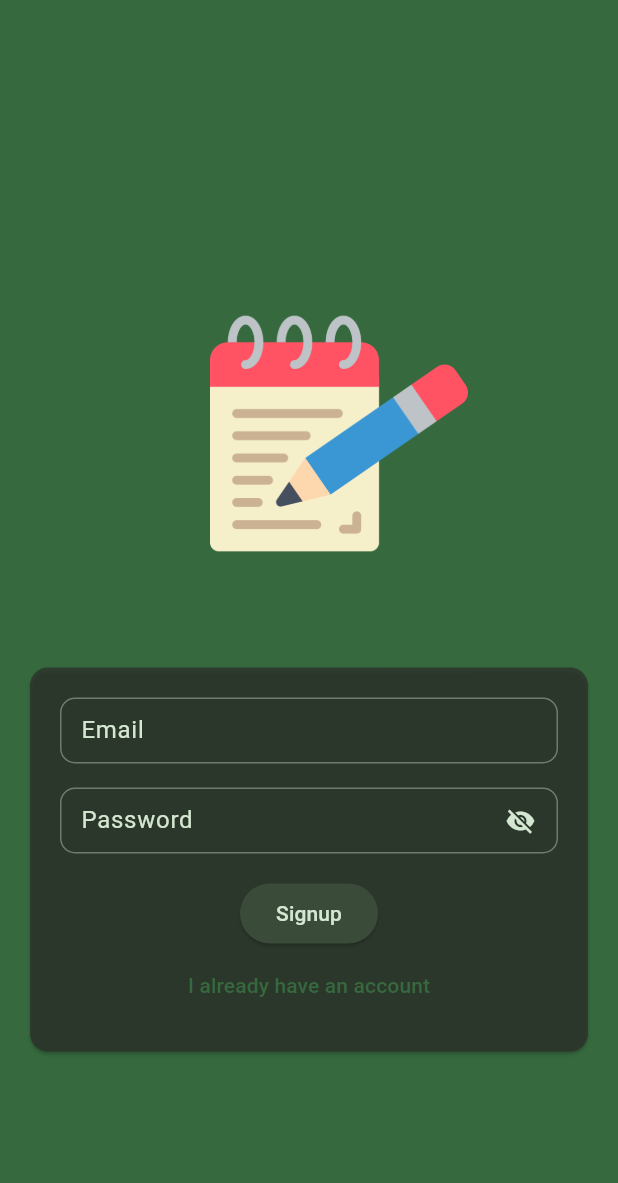
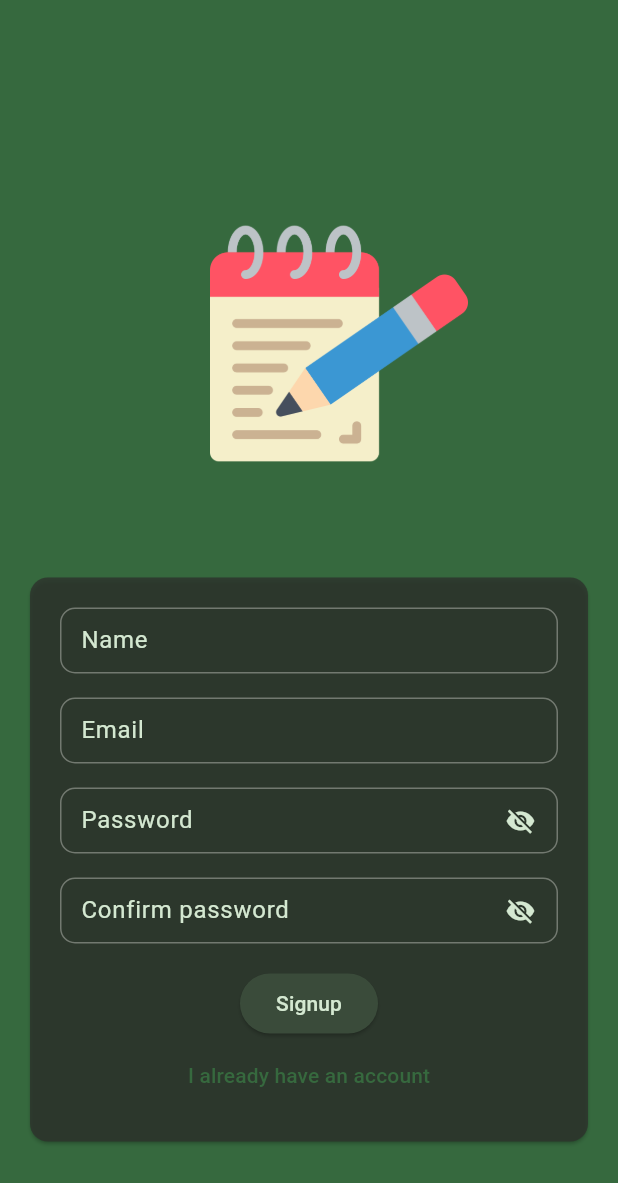
Before and after one commit to nikhiljose1993/notes, a Flutter app: the screen it shows after launch, after a tap on "Login", after a tap on "Create an account", on a phone screen of 412 x 824 dp. Shown: the top 1183 px of the screen. Run offline on Flutter 3.47's test engine with Material 3 defaults, Android fonts, the phone set to English and light mode, and no system bars; our stand-ins replace cloud_firestore, firebase_auth, firebase_core; accounts and stored records are empty.

```diff
--- a/lib/screens/auth.dart
+++ b/lib/screens/auth.dart
@@ -16,9 +16,10 @@ class AuthScreen extends StatefulWidget {
 
 class _AuthScreenState extends State<AuthScreen> {
   final _form = GlobalKey<FormState>();
+  final _passwordController = TextEditingController();
 
   bool _isLogin = true, _isPasswordHidden = true, _isAuthenticating = false;
-  String _enteredEmail = '', _enteredPassword = '';
+  String _enteredName = '', _enteredEmail = '', _enteredPassword = '';
 
   void _submit() async {
     final isValid = _form.currentState!.validate();
@@ -35,11 +36,13 @@ class _AuthScreenState extends State<AuthScreen> {
         _isAuthenticating = true;
       });
       if (_isLogin) {
-        await _firebase.signInWithEmailAndPassword(
+        _firebase.signInWithEmailAndPassword(
             email: _enteredEmail, password: _enteredPassword);
       } else {
         await _firebase.createUserWithEmailAndPassword(
             email: _enteredEmail, password: _enteredPassword);
+        print(_enteredName);
+        _firebase.currentUser!.updateDisplayName(_enteredName);
       }
     } on FirebaseAuthException catch (err) {
       setState(() {
@@ -90,6 +93,34 @@ class _AuthScreenState extends State<AuthScreen> {
                     key: _form,
                     child: Column(
                       children: [
+                        // Name input
+                        if (!_isLogin)
+                          TextFormField(
+                            decoration: InputDecoration(
+                              contentPadding: const EdgeInsets.symmetric(
+                                  vertical: 10, horizontal: 10),
+                              labelText: 'Name',
+                              labelStyle: TextStyle(
+                                  color: theme.colorScheme.secondaryContainer),
+                              border: inputBorder,
+                              isDense: true,
+                            ),
+                            style:
+                                TextStyle(color: theme.colorScheme.background),
+                            keyboardType: TextInputType.name,
+                            textCapitalization: TextCapitalization.words,
+                            autocorrect: false,
+                            validator: (value) {
+                              return !_isLogin &&
+                                      (value == null || value.trim().length < 2)
+                                  ? 'Name should be more than two letters'
+                                  : null;
+                            },
+                            onSaved: (newValue) {
+                              _enteredName = newValue!;
+                            },
+                          ),
+                        if (!_isLogin) const SizedBox(height: 16),
                         // Email Input
                         TextFormField(
                           decoration: InputDecoration(
@@ -124,6 +155,7 @@ class _AuthScreenState extends State<AuthScreen> {
 
                         // Password Input
                         TextFormField(
+                          controller: _passwordController,
                           decoration: InputDecoration(
                             contentPadding: const EdgeInsets.symmetric(
                                 vertical: 10, horizontal: 10),
@@ -168,6 +200,48 @@ class _AuthScreenState extends State<AuthScreen> {
                           },
                         ),
                         const SizedBox(height: 16),
+                        // Confirm password
+                        if (!_isLogin)
+                          TextFormField(
+                            decoration: InputDecoration(
+                              contentPadding: const EdgeInsets.symmetric(
+                                  vertical: 10, horizontal: 10),
+                              labelText: 'Confirm password',
+                              labelStyle: TextStyle(
+                                  color: theme.colorScheme.secondaryContainer),
+                              border: inputBorder,
+                              isDense: true,
+                              suffixIcon: IconButton(
+                                icon: Icon(_isPasswordHidden
+                                    ? Icons.visibility_off
+                                    : Icons.visibility),
+                                onPressed: () {
+                                  setState(() {
+                                    _isPasswordHidden = !_isPasswordHidden;
+                                  });
+                                },
+                                iconSize: 20,
+                                padding: const EdgeInsets.only(right: 10),
+                                color: theme.colorScheme.secondaryContainer,
+                              ),
+                              suffixIconConstraints: const BoxConstraints(
+                                  maxHeight: 30, maxWidth: 40),
+                            ),
+                            style:
+                                TextStyle(color: theme.colorScheme.background),
+                            enableSuggestions: false,
+                            autocorrect: false,
+                            obscureText: _isPasswordHidden,
+                            validator: (value) {
+                              return !_isLogin &&
+                                      (value == null ||
+                                          _passwordController.text !=
+                                              value.trim())
+                                  ? 'Password doesn\'t match'
+                                  : null;
+                            },
+                          ),
+                        if (!_isLogin) const SizedBox(height: 16),
 
                         // Buttons
                         if (_isAuthenticating)
```
Also changed, not shown: lib/screens/notes.dart (+3 -7 lines), lib/widgets/drawer.dart (added, +194 -0 lines), 1 other file.
